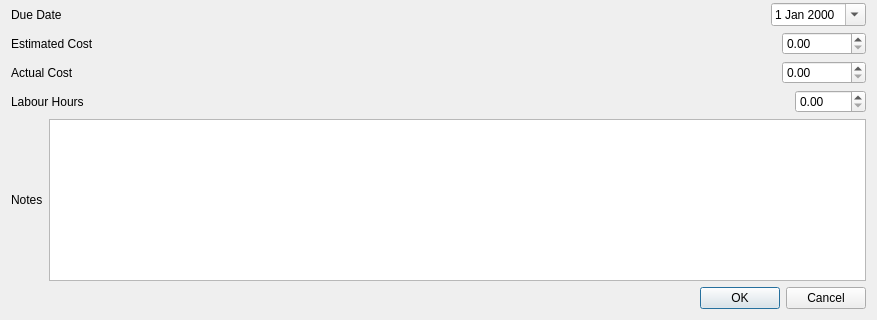
Before: the Qt Designer form app/ui/forms/add_work_order.ui in Apie-dup/MaintenanceSystem, drawn with Qt 5; both pictures show x 0 to 877 and y 400 to 720 of the 877 by 720 pixel window.
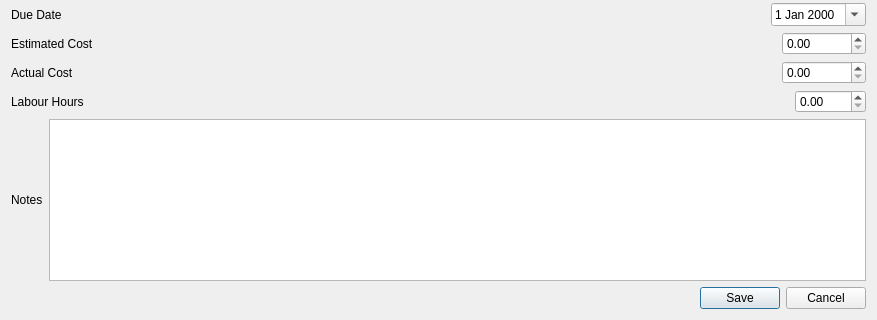
After: the same form once the commit is applied.

Diff of the .ui file:
```diff
--- a/app/ui/forms/add_work_order.ui
+++ b/app/ui/forms/add_work_order.ui
@@ -249,7 +249,7 @@
       <enum>Qt::Orientation::Horizontal</enum>
      </property>
      <property name="standardButtons">
-      <set>QDialogButtonBox::StandardButton::Cancel|QDialogButtonBox::StandardButton::Ok</set>
+      <set>QDialogButtonBox::StandardButton::Cancel|QDialogButtonBox::StandardButton::Save</set>
      </property>
     </widget>
    </item>
```
